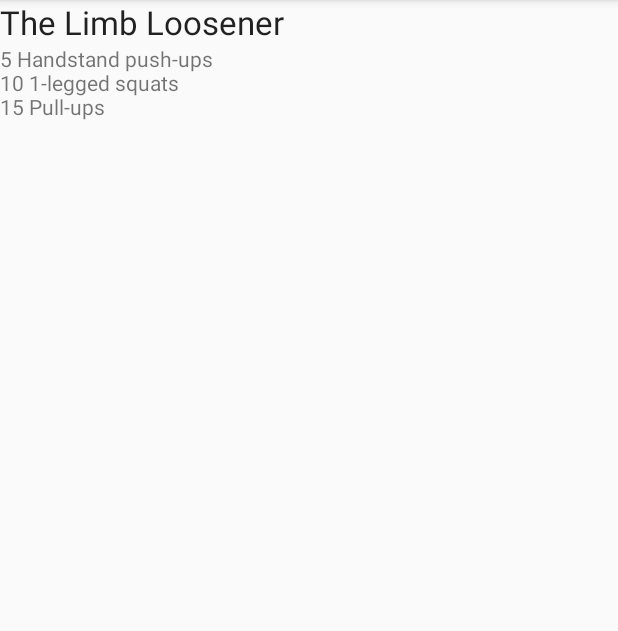
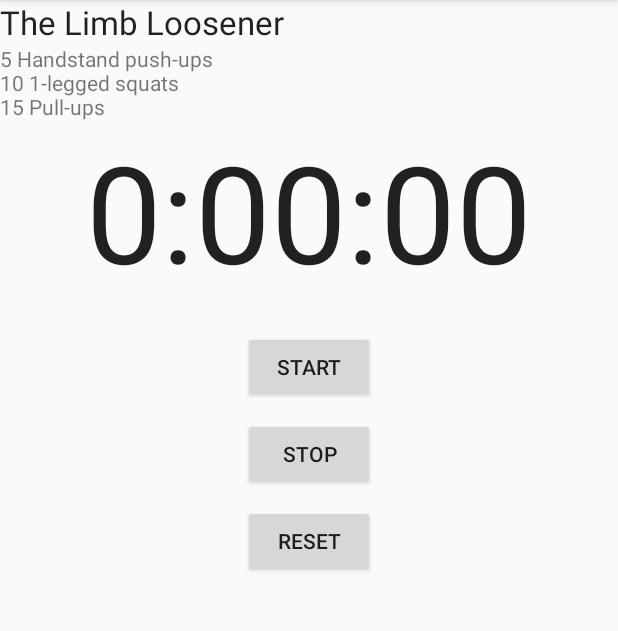
Before and after one commit to OriginalStardust/Workout, an Android app: the WorkoutDetailFragment screen opened directly, with no data from a screen before it, on a phone screen of 412 x 824 dp, the part 84-715 px from its top. Run offline under Robolectric (Android 15) with nearby library versions, the phone set to English and light mode, and no system bars.

Commit message:
添加嵌套片段。

```diff
--- /dev/null
+++ b/app/src/main/java/com/sunchang/workout/StopwatchFragment.java
@@ -0,0 +1,125 @@
+package com.sunchang.workout;
+
+
+import android.os.Bundle;
+import android.os.Handler;
+import android.support.annotation.Nullable;
+import android.support.v4.app.Fragment;
+import android.view.LayoutInflater;
+import android.view.View;
+import android.view.ViewGroup;
+import android.widget.Button;
+import android.widget.TextView;
+
+
+/**
+ * A simple {@link Fragment} subclass.
+ */
+public class StopwatchFragment extends Fragment implements View.OnClickListener{
+
+    private int seconds = 0;
+
+    private boolean running;
+
+    private boolean wasRunning;
+
+    public StopwatchFragment() {
+        // Required empty public constructor
+    }
+
+    @Override
+    public void onCreate(@Nullable Bundle savedInstanceState) {
+        super.onCreate(savedInstanceState);
+        if (savedInstanceState != null) {
+            seconds = savedInstanceState.getInt("seconds");
+            running = savedInstanceState.getBoolean("running");
+            wasRunning = savedInstanceState.getBoolean("wasRunning");
+            if (wasRunning) {
+                running = wasRunning;
+            }
+        }
+    }
+
+    @Override
+    public View onCreateView(LayoutInflater inflater, ViewGroup container,
+                             Bundle savedInstanceState) {
+        View view = inflater.inflate(R.layout.fragment_stopwatch, container, false);
+        Button startButton = (Button) view.findViewById(R.id.start_button);
+        startButton.setOnClickListener(this);
+        Button stopButton = (Button) view.findViewById(R.id.stop_button);
+        stopButton.setOnClickListener(this);
+        Button resetButton = (Button) view.findViewById(R.id.reset_button);
+        resetButton.setOnClickListener(this);
+        this.runTimer(view);
+        return view;
+    }
+
+    @Override
+    public void onClick(View view) {
+        switch (view.getId()) {
+            case R.id.start_button:
+                this.onClickStart(view);
+                break;
+            case R.id.stop_button:
+                this.onClickStop(view);
+                break;
+            case R.id.reset_button:
+                this.onClickReset(view);
+                break;
+        }
+    }
+
+    @Override
+    public void onResume() {
+        super.onResume();
+        if (wasRunning) {
+            running = true;
+        }
+    }
+
+    @Override
+    public void onPause() {
+        super.onPause();
+        wasRunning = running;
+        running = false;
+    }
+
+    @Override
+    public void onSaveInstanceState(Bundle outState) {
+        outState.putInt("seconds", seconds);
+        outState.putBoolean("running", running);
+        outState.putBoolean("wasRunning", wasRunning);
+    }
+
+    private void onClickStart(View view) {
+        running = true;
+    }
+
+    private void onClickStop(View view) {
+        running = false;
+    }
+
+    private void onClickReset(View view) {
+        running = false;
+        seconds = 0;
+    }
+
+    private void runTimer(View view) {
+        final TextView timeView = (TextView) view.findViewById(R.id.time_view);
+        final Handler handler = new Handler();
+        handler.post(new Runnable() {
+            @Override
+            public void run() {
+                int hours = seconds / 3600;
+                int minutes = (seconds % 3600) / 60;
+                int secs = seconds % 60;
+                String time = String.format("%d:%02d:%02d", hours, minutes, secs);
+                timeView.setText(time);
+                if (running) {
+                    seconds++;
+                }
+                handler.postDelayed(this, 1000);
+            }
+        });
+    }
+}
--- a/app/src/main/java/com/sunchang/workout/WorkoutDetailFragment.java
+++ b/app/src/main/java/com/sunchang/workout/WorkoutDetailFragment.java
@@ -3,6 +3,7 @@ package com.sunchang.workout;
 
 import android.os.Bundle;
 import android.support.v4.app.Fragment;
+import android.support.v4.app.FragmentTransaction;
 import android.view.LayoutInflater;
 import android.view.View;
 import android.view.ViewGroup;
@@ -27,6 +28,13 @@ public class WorkoutDetailFragment extends Fragment {
                              Bundle savedInstanceState) {
         if (savedInstanceState != null) {
             this.workoutId = savedInstanceState.getLong("workoutId");
+        } else {
+            FragmentTransaction ft = this.getChildFragmentManager().beginTransaction();
+            StopwatchFragment stopwatchFragment = new StopwatchFragment();
+            ft.replace(R.id.stopwatch_container, stopwatchFragment);
+            ft.setTransition(FragmentTransaction.TRANSIT_FRAGMENT_FADE);
+            ft.addToBackStack(null);
+            ft.commit();
         }
         return inflater.inflate(R.layout.fragment_workout_detail, container, false);
     }
--- /dev/null
+++ b/app/src/main/res/layout/fragment_stopwatch.xml
@@ -0,0 +1,42 @@
+<RelativeLayout
+    xmlns:android="http://schemas.android.com/apk/res/android"
+    android:layout_width="match_parent"
+    android:layout_height="match_parent">
+
+    <TextView
+        android:id="@+id/time_view"
+        android:layout_width="wrap_content"
+        android:layout_height="wrap_content"
+        android:layout_alignParentTop="true"
+        android:layout_centerHorizontal="true"
+        android:textAppearance="?android:attr/textAppearanceLarge"
+        android:textSize="90sp"/>
+
+    <Button
+        android:id="@+id/start_button"
+        android:layout_width="wrap_content"
+        android:layout_height="wrap_content"
+        android:layout_below="@id/time_view"
+        android:layout_marginTop="20dp"
+        android:layout_centerHorizontal="true"
+        android:text="@string/start"/>
+
+    <Button
+        android:id="@+id/stop_button"
+        android:layout_width="wrap_content"
+        android:layout_height="wrap_content"
+        android:layout_below="@id/start_button"
+        android:layout_marginTop="10dp"
+        android:layout_centerHorizontal="true"
+        android:text="@string/stop"/>
+
+    <Button
+        android:id="@+id/reset_button"
+        android:layout_width="wrap_content"
+        android:layout_height="wrap_content"
+        android:layout_below="@id/stop_button"
+        android:layout_marginTop="10dp"
+        android:layout_centerHorizontal="true"
+        android:text="@string/reset"/>
+
+</RelativeLayout>
--- a/app/src/main/res/layout/fragment_workout_detail.xml
+++ b/app/src/main/res/layout/fragment_workout_detail.xml
@@ -15,4 +15,9 @@
         android:layout_width="wrap_content"
         android:layout_height="wrap_content" />
 
+    <FrameLayout
+        android:id="@+id/stopwatch_container"
+        android:layout_width="match_parent"
+        android:layout_height="match_parent"/>
+
 </LinearLayout>
--- a/app/src/main/res/values/strings.xml
+++ b/app/src/main/res/values/strings.xml
@@ -1,5 +1,8 @@
 <resources>
     <string name="app_name">Workout</string>
+    <string name="start">Start</string>
+    <string name="stop">Stop</string>
+    <string name="reset">Reset</string>
 
     <!-- TODO: Remove or change this placeholder text -->
     <string name="hello_blank_fragment">Hello blank fragment</string>
```
